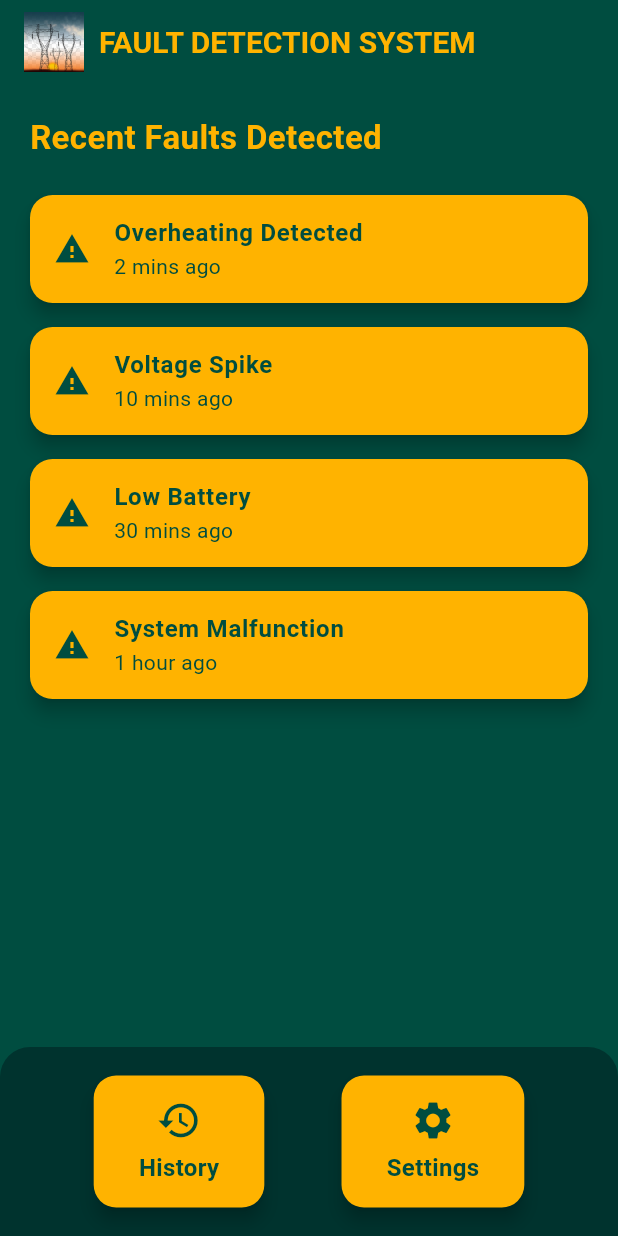
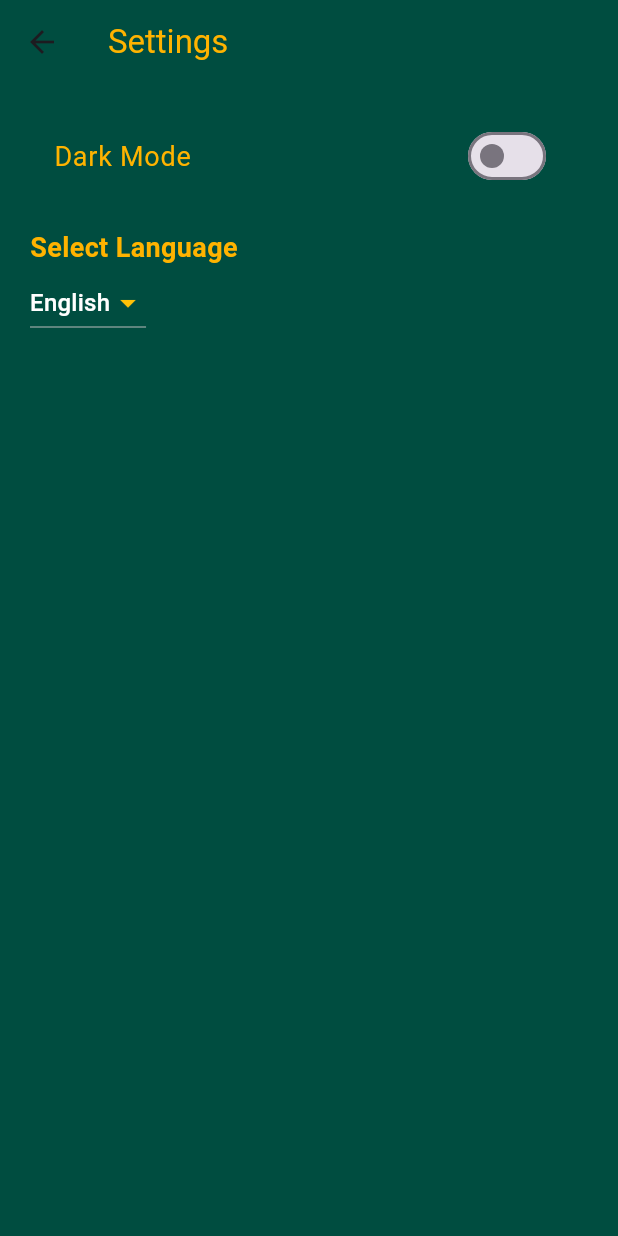
Before and after one commit to bed-com-06-19/faults, a Flutter app: the HomePage screen opened directly, after a tap on "Settings", on a phone screen of 412 x 824 dp. Run offline on Flutter 3.47's test engine with Material 3 defaults, Android fonts, the light colour scheme and no system bars.

Commit message:
settings and history ..

```diff
--- a/lib/pages/home_page.dart
+++ b/lib/pages/home_page.dart
@@ -1,4 +1,6 @@
 import 'package:flutter/material.dart';
+import 'history_page.dart';
+import 'settings_page.dart';
 
 class HomePage extends StatelessWidget {
   const HomePage({super.key});
@@ -83,7 +85,7 @@ class HomePage extends StatelessWidget {
               icon: Icons.history,
               label: "History",
               onTap: () {
-                // TODO: Navigate to History Page
+                Navigator.push(context, MaterialPageRoute(builder: (context) => const HistoryPage()));
               },
             ),
             // Settings Card Button
@@ -91,7 +93,7 @@ class HomePage extends StatelessWidget {
               icon: Icons.settings,
               label: "Settings",
               onTap: () {
-                // TODO: Navigate to Settings Page
+                Navigator.push(context, MaterialPageRoute(builder: (context) => const SettingsPage()));
               },
             ),
           ],
--- /dev/null
+++ b/lib/pages/settings_page.dart
@@ -0,0 +1,76 @@
+import 'package:flutter/material.dart';
+
+class SettingsPage extends StatefulWidget {
+  const SettingsPage({super.key});
+
+  @override
+  _SettingsPageState createState() => _SettingsPageState();
+}
+
+class _SettingsPageState extends State<SettingsPage> {
+  bool isDarkMode = false;
+  String selectedLanguage = "English";
+
+  @override
+  Widget build(BuildContext context) {
+    return Scaffold(
+      backgroundColor: const Color(0xFF004D40), // Dark Green Background
+      appBar: AppBar(
+        backgroundColor: const Color(0xFF004D40), // Dark Green App Bar
+        title: Text(
+          'Settings',
+          style: TextStyle(color: Colors.amber[600]), // Yellow Text
+        ),
+      ),
+      body: Padding(
+        padding: const EdgeInsets.all(20.0),
+        child: Column(
+          crossAxisAlignment: CrossAxisAlignment.start,
+          children: [
+            // Dark Mode Toggle
+            SwitchListTile(
+              title: Text(
+                'Dark Mode',
+                style: TextStyle(fontSize: 18, color: Colors.amber[600]),
+              ),
+              value: isDarkMode,
+              onChanged: (bool value) {
+                setState(() {
+                  isDarkMode = value;
+                });
+              },
+              activeColor: Colors.amber[600],
+            ),
+
+            const SizedBox(height: 20),
+
+            // Language Selection
+            Text(
+              'Select Language',
+              style: TextStyle(fontSize: 18, fontWeight: FontWeight.bold, color: Colors.amber[600]),
+            ),
+            DropdownButton<String>(
+              value: selectedLanguage,
+              dropdownColor: const Color(0xFF004D40),
+              icon: const Icon(Icons.arrow_drop_down, color: Colors.amber),
+              items: ['English', 'French'].map((String language) {
+                return DropdownMenuItem<String>(
+                  value: language,
+                  child: Text(
+                    language,
+                    style: const TextStyle(color: Colors.white),
+                  ),
+                );
+              }).toList(),
+              onChanged: (String? newValue) {
+                setState(() {
+                  selectedLanguage = newValue!;
+                });
+              },
+            ),
+          ],
+        ),
+      ),
+    );
+  }
+}
```
Also changed, not shown: lib/pages/history_page.dart (added, +59 -0 lines).
